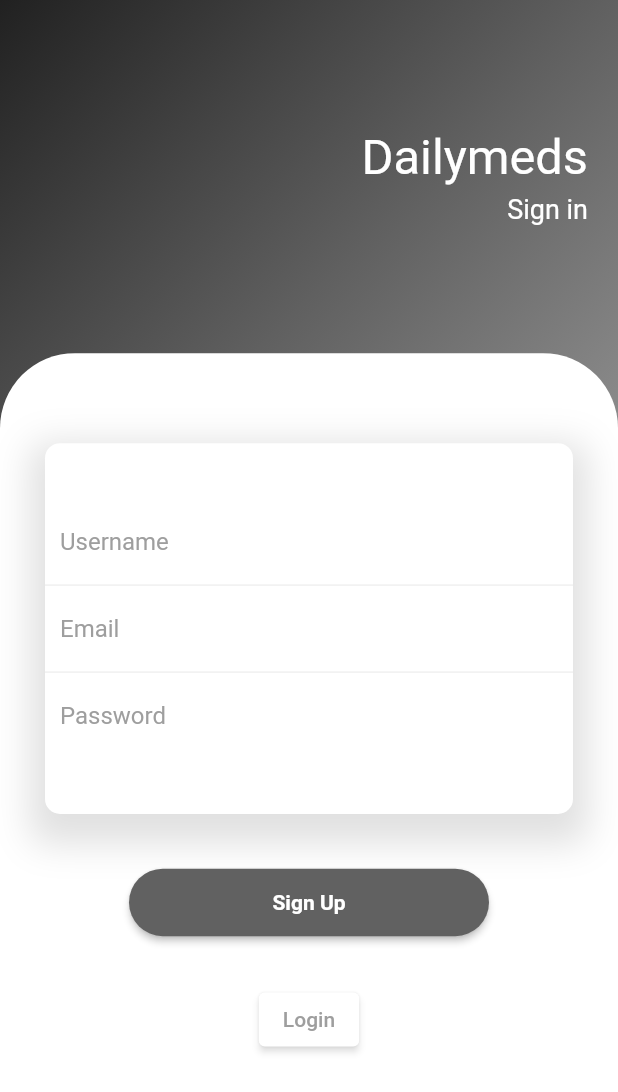
After one commit to kanomwanie/projp_6288110_6288184, a Flutter app: the screen it shows after launch, after a tap on "Sign in", on a phone screen of 412 x 824 dp. The commit adds this screen. Shown: the top 1092 px of the screen. Run offline on Flutter 3.47's test engine with Material 2 defaults, Android fonts, the phone set to English and light mode, and no system bars.

Commit message:
Add files via upload

```diff
--- /dev/null
+++ b/projp_6288110_6288184/lib/login_screen.dart
@@ -0,0 +1,332 @@
+import 'package:flutter/material.dart';
+
+class login extends StatefulWidget {
+  static const String id = 'mentor sample 1';
+
+  const login({Key? key}) : super(key: key);
+
+
+  @override
+  _Sample1State createState() => _Sample1State();
+}
+
+class _Sample1State extends State<login> {
+  @override
+  Widget build(BuildContext context) {
+    return Scaffold(
+      body: Container(
+
+        width: double.infinity,
+        decoration: BoxDecoration(
+            gradient: LinearGradient(
+                begin: Alignment.topCenter,
+                colors: [
+                  Colors.purple.shade900,
+                  Colors.purple.shade500,
+                  Colors.purple.shade400,
+                ]
+            )
+        ),
+
+        child: Column(
+          crossAxisAlignment: CrossAxisAlignment.start,
+          children: [
+            const SizedBox(height: 80),
+            // #login, #welcome
+            Padding(
+              padding: const EdgeInsets.all(20),
+              child: Column(
+                crossAxisAlignment: CrossAxisAlignment.start,
+                children: const[
+                  Text("DailyMeds",style: TextStyle(color: Colors.white,fontSize: 40),),
+                  SizedBox(height: 10,),
+                  Text("Login",style: TextStyle(color: Colors.white,fontSize: 20),),
+                ],
+              ),
+            ),
+            const SizedBox(height: 20),
+
+            Expanded(
+              child: Container(
+                decoration: const BoxDecoration(
+                  color: Colors.white,
+                  borderRadius: BorderRadius.only(topLeft: Radius.circular(60),topRight: Radius.circular(60)),
+                ),
+                child: SingleChildScrollView(
+                  child: Padding(
+                    padding: const EdgeInsets.all(30),
+                    child: Column(
+                      children: [
+                        const SizedBox(height: 60,),
+                        // #email, #password
+                        Container(
+                          decoration: BoxDecoration(
+                            color: Colors.white,
+                            borderRadius: BorderRadius.circular(10),
+                            boxShadow: const[
+                              BoxShadow(
+                                  color: Color.fromRGBO(171, 171, 171, .7),blurRadius: 20,offset: Offset(0,10)),
+                            ],
+                          ),
+
+
+                          child: Column(
+                            children: [
+                              Container(
+                                padding: const EdgeInsets.all(10),
+                                decoration: BoxDecoration(
+                                  border: Border(bottom: BorderSide(color: Colors.grey.shade200)),
+                                ),
+                                child: const TextField(
+                                  decoration: InputDecoration(
+                                      hintText: "Email",
+                                      hintStyle: TextStyle(color: Colors.grey),
+                                      border: InputBorder.none
+                                  ),
+                                ),
+                              ),
+                              Container(
+                                padding: const EdgeInsets.all(10),
+                                decoration: BoxDecoration(
+                                  border: Border(bottom: BorderSide(color: Colors.grey.shade200)),
+                                ),
+                                child: const TextField(
+                                  obscureText:true,
+                                  decoration: InputDecoration(
+                                      hintText: "Password",
+                                      hintStyle: TextStyle(color: Colors.grey),
+                                      border: InputBorder.none,
+
+                                  ),
+
+
+                                ),
+                              ),
+
+                            ],
+                          ),
+                        ),
+                        const SizedBox(height: 40),
+                        // #login
+                    InkWell(
+                        child: Container(
+                          height: 50,
+                          margin: const EdgeInsets.symmetric(horizontal: 50),
+                          decoration: BoxDecoration(
+                              borderRadius: BorderRadius.circular(50),
+                              color: Colors.purple[800]
+
+                          ),
+                          child: const Center(
+                            child: Text("Login",style: TextStyle(color: Colors.white,fontWeight: FontWeight.bold),),
+                          ),
+                        ),
+                      onTap: () {
+                        Navigator.pushNamed(context,'/ufc');
+                      },
+                    ),
+                        const SizedBox(height: 30),
+                        // #login SNS
+                    //    const Text("Sign in",style: TextStyle(color: Colors.grey,fontWeight: FontWeight.bold),),
+                        ElevatedButton(
+                          style: ElevatedButton.styleFrom(
+                            primary: Colors.white,
+                            shadowColor: Colors.white,
+                          ),
+                          onPressed:(){
+                            Navigator.pushNamed(context,'/sign');
+
+                          },
+
+                          child: const Text('Sign in',style: TextStyle(color: Colors.purple)),
+                        ),
+                        const SizedBox(height: 30),
+                      ],
+                    ),
+                  ),
+                ),
+              ),
+            ),
+          ],
+        ),
+      ),
+    );
+  }
+}
+
+///signup part/////
+class SignUpPage extends StatefulWidget {
+  static const String id = "sign_up_page";
+  const SignUpPage({Key? key}) : super(key: key);
+
+  @override
+  _SignUpPageState createState() => _SignUpPageState();
+}
+
+class _SignUpPageState extends State<SignUpPage> {
+  @override
+  Widget build(BuildContext context) {
+    return  Scaffold(
+      body: SingleChildScrollView(
+        child: Container(
+          height: MediaQuery.of(context).size.height,
+          width: MediaQuery.of(context).size.width,
+          decoration: BoxDecoration(
+              gradient: LinearGradient(
+                  begin: Alignment.topLeft,
+                  end: Alignment.centerRight,
+                  colors: [
+                    Colors.grey.shade900,
+                    Colors.grey.shade700,
+                    Colors.grey.shade500,
+                  ])),
+          child: Column(
+            children: [
+              Expanded(
+                  flex: 2,
+                  child: Container(
+                    padding: const EdgeInsets.symmetric(horizontal: 20, vertical: 20),
+                    child: Column(
+                      mainAxisAlignment: MainAxisAlignment.center,
+                      crossAxisAlignment: CrossAxisAlignment.stretch,
+                      children: const [
+                        // #signup_text
+                        Text(
+                          "Dailymeds",
+                          textAlign: TextAlign.right,
+                          style: TextStyle(color: Colors.white, fontSize: 32.5),
+                        ),
+                        SizedBox(
+                          height: 5,
+                        ),
+
+                        // #welcome
+                        Text(
+                          "Sign in",
+                          textAlign: TextAlign.right,
+                          style: TextStyle(color: Colors.white, fontSize: 18),
+                        ),
+                      ],
+                    ),
+                  )),
+              Expanded(
+                flex: 5,
+                child: Container(
+                  width: MediaQuery.of(context).size.width,
+                  decoration: const BoxDecoration(
+                      color: Colors.white,
+                      borderRadius: BorderRadius.only(
+                          topLeft: Radius.circular(50),
+                          topRight: Radius.circular(50))),
+                  child: Column(
+                    children: [
+                      const SizedBox(
+                        height: 60,
+                      ),
+
+                      // #text_field
+                      Container(
+                        margin: const EdgeInsets.symmetric(horizontal: 30),
+                        height: MediaQuery.of(context).size.height*0.3,
+                        width: double.infinity,
+                        decoration: BoxDecoration(
+                            color: Colors.white,
+                            borderRadius: BorderRadius.circular(10),
+                            boxShadow: [
+                              BoxShadow(
+                                  color: Colors.grey.shade300,
+                                  blurRadius: 20,
+                                  spreadRadius: 10,
+                                  offset: const Offset(0, 10))
+                            ]),
+                        child: Column(
+                          mainAxisAlignment: MainAxisAlignment.center,
+                          children: const [
+                            TextField(
+                              decoration: InputDecoration(
+                                  contentPadding:
+                                  EdgeInsets.symmetric(horizontal: 10),
+                                  border: InputBorder.none,
+                                  hintText: "Username",
+                                  hintStyle: TextStyle(color: Colors.grey)),
+                            ),
+                            Divider(
+                              thickness: 0.5,
+                              height: 10,
+                            ),
+                            TextField(
+                              decoration: InputDecoration(
+                                  contentPadding:
+                                  EdgeInsets.symmetric(horizontal: 10),
+                                  border: InputBorder.none,
+                                  hintText: "Email",
+                                  hintStyle: TextStyle(color: Colors.grey)),
+                            ),
+                            Divider(
+                              thickness: 0.5,
+                              height: 10,
+                            ),
+                            TextField(
+                              decoration: InputDecoration(
+                                  contentPadding:
+                                  EdgeInsets.symmetric(horizontal: 10),
+                                  border: InputBorder.none,
+                                  hintText: "Password",
+                                  hintStyle: TextStyle(color: Colors.grey)),
+                            ),
+                          ],
+                        ),
+                      ),
+                      const SizedBox(
+                        height: 35,
+                      ),
+
+                      // #signup_button
+                      MaterialButton(
+                        onPressed: (){},
+                        height: 45,
+                        minWidth: 240,
+                        shape: const StadiumBorder(),
+                        color: Colors.grey.shade700,
+                        child: const Text(
+                          "Sign Up",
+                          style: TextStyle(
+                              color: Colors.white,
+                              fontSize: 14,
+                              fontWeight: FontWeight.bold),
+                        ),
+                      ),
+                      const SizedBox(
+                        height: 30,
+                      ),
+
+                      // #text
+                      ElevatedButton(
+                        style: ElevatedButton.styleFrom(
+                          primary: Colors.white,
+                          shadowColor: Colors.white,
+                        ),
+                        onPressed:(){
+                          Navigator.pushNamed(context,'/');
+
+                        },
+
+                        child: const Text('Login',style: TextStyle(color: Colors.grey)),
+                      ),
+                      const SizedBox(
+                        height: 30,
+                      ),
+
+                      // #buttons(facebook & github)
+
+                    ],
+                  ),
+                ),
+              ),
+            ],
+          ),
+        ),
+      ),
+    );
+  }
+}
```
Also changed, not shown: projp_6288110_6288184/lib/check_screen.dart (added, +17 -0 lines), projp_6288110_6288184/lib/friend_screen.dart (added, +17 -0 lines), projp_6288110_6288184/lib/main.dart (+152 -80 lines), projp_6288110_6288184/lib/user_screen.dart (added, +17 -0 lines).
